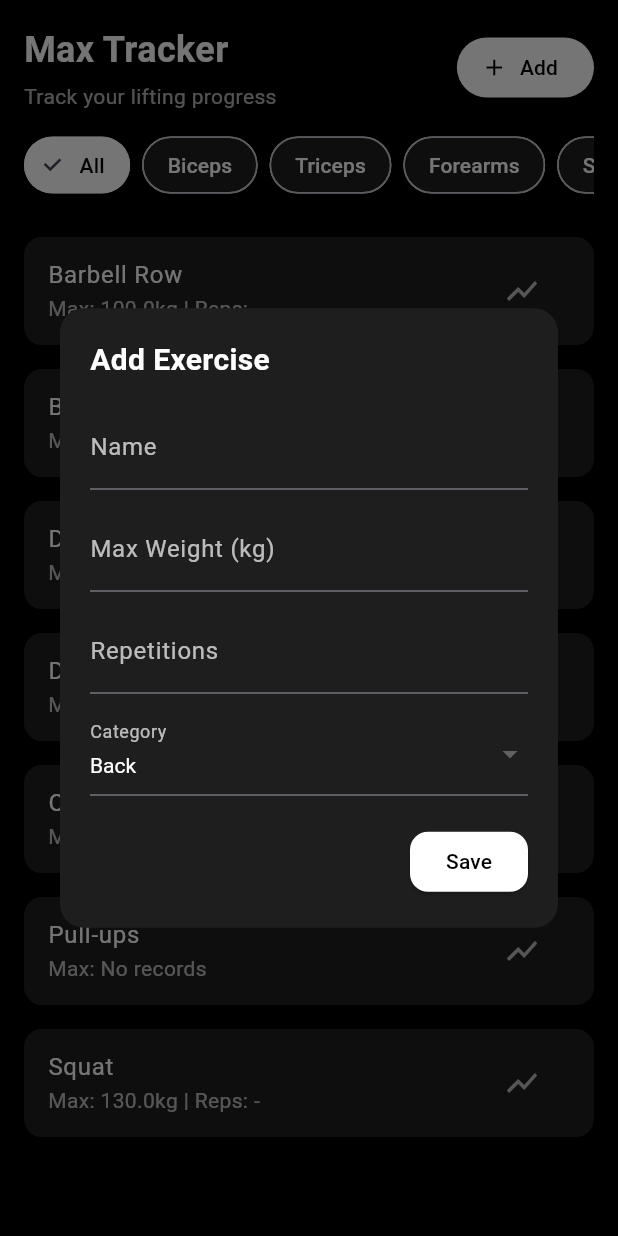
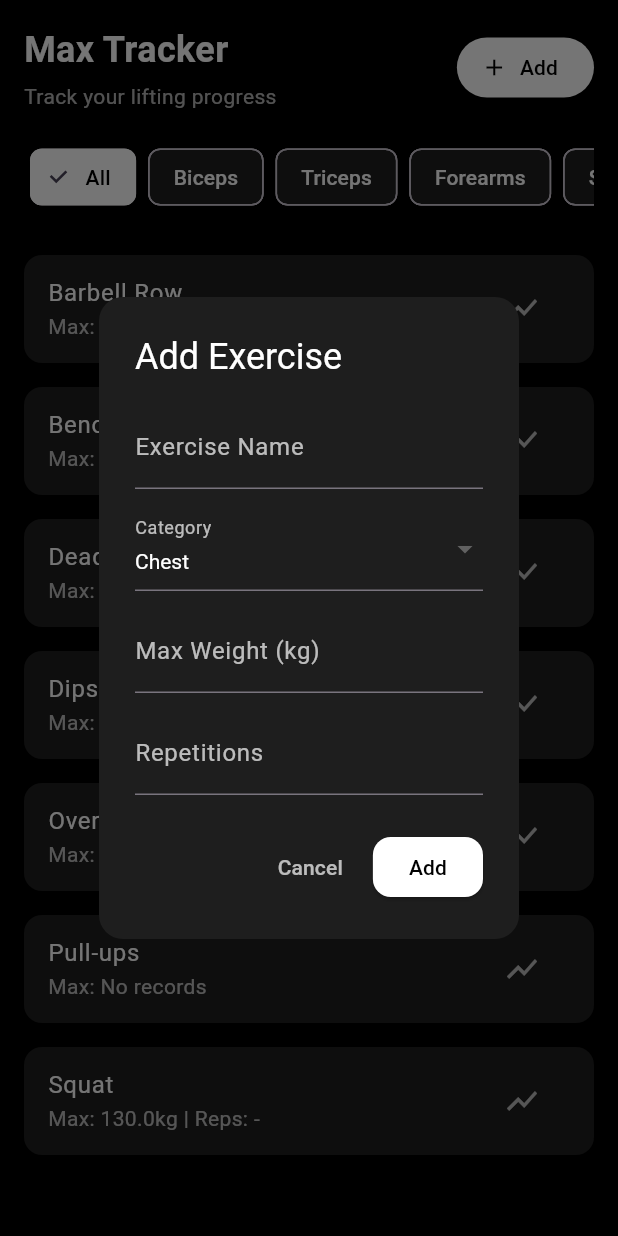
Before and after one commit to nazim1997/gym_max_tracker, a Flutter app: the screen it shows after launch, after a tap on "Add", on a phone screen of 412 x 824 dp. Run offline on Flutter 3.47's test engine with Material 3 defaults, Android fonts, the phone set to English and light mode, and no system bars.

Commit message:
-	Code organization

```diff
--- a/lib/main.dart
+++ b/lib/main.dart
@@ -1,15 +1,7 @@
 import 'package:flutter/material.dart';
-import 'package:hive_flutter/hive_flutter.dart';
-import 'models/exercise.dart';
 import 'screens/home_screen.dart';
 
-Future<void> main() async {
-  WidgetsFlutterBinding.ensureInitialized();
-
-  await Hive.initFlutter();
-  Hive.registerAdapter(ExerciseAdapter());
-  await Hive.openBox<Exercise>('exercises');
-
+void main() {
   runApp(const GymMaxTrackerApp());
 }
 
--- /dev/null
+++ b/lib/models/exercise.dart
@@ -0,0 +1,13 @@
+class Exercise {
+  final String name;
+  final String category;
+  final String? max;
+  final String? reps;
+
+  Exercise({
+    required this.name,
+    required this.category,
+    this.max,
+    this.reps,
+  });
+}
--- a/lib/screens/home_screen.dart
+++ b/lib/screens/home_screen.dart
@@ -1,4 +1,6 @@
 import 'package:flutter/material.dart';
+import '../models/exercise.dart';
+import '../widgets/add_exercise_dialog.dart';
 
 class HomeScreen extends StatefulWidget {
   const HomeScreen({super.key});
@@ -8,17 +10,17 @@ class HomeScreen extends StatefulWidget {
 }
 
 class _HomeScreenState extends State<HomeScreen> {
-  final List<Map<String, String?>> exercises = [
-    {"name": "Barbell Row", "max": "100.0kg", "category": "Back"},
-    {"name": "Bench Press", "max": "87.5kg", "category": "Chest"},
-    {"name": "Deadlift", "max": "145.0kg", "category": "Back"},
-    {"name": "Dips", "max": null, "category": "Triceps"},
-    {"name": "Overhead Press", "max": null, "category": "Shoulders"},
-    {"name": "Pull-ups", "max": null, "category": "Back"},
-    {"name": "Squat", "max": "130.0kg", "category": "Legs"},
+  final List<Exercise> _exercises = [
+    Exercise(name: "Barbell Row", category: "Back", max: "100.0kg"),
+    Exercise(name: "Bench Press", category: "Chest", max: "87.5kg"),
+    Exercise(name: "Deadlift", category: "Back", max: "145.0kg"),
+    Exercise(name: "Dips", category: "Triceps"),
+    Exercise(name: "Overhead Press", category: "Shoulders"),
+    Exercise(name: "Pull-ups", category: "Back"),
+    Exercise(name: "Squat", category: "Legs", max: "130.0kg"),
   ];
 
-  String selectedCategory = "All";
+  String _selectedCategory = "All";
 
   final categories = [
     "All",
@@ -32,120 +34,12 @@ class _HomeScreenState extends State<HomeScreen> {
     "Abdomen",
   ];
 
-  void _openAddExerciseDialog() {
-    String name = "";
-    String category = "Back";
-    String max = "";
-    String reps = "";
-
-    showDialog(
-      context: context,
-      builder: (context) {
-        return Dialog(
-          backgroundColor: const Color(0xFF1E1E1E),
-          shape: RoundedRectangleBorder(borderRadius: BorderRadius.circular(16)),
-          child: Padding(
-            padding: const EdgeInsets.all(20),
-            child: Column(
-              mainAxisSize: MainAxisSize.min,
-              crossAxisAlignment: CrossAxisAlignment.start,
-              children: [
-                const Text(
-                  "Add Exercise",
-                  style: TextStyle(
-                    fontSize: 20,
-                    fontWeight: FontWeight.bold,
-                    color: Colors.white,
-                  ),
-                ),
-                const SizedBox(height: 16),
-                TextField(
-                  decoration: const InputDecoration(
-                    labelText: "Name",
-                    labelStyle: TextStyle(color: Colors.white70),
-                  ),
-                  style: const TextStyle(color: Colors.white),
-                  onChanged: (v) => name = v,
-                ),
-                const SizedBox(height: 12),
-                TextField(
-                  decoration: const InputDecoration(
-                    labelText: "Max Weight (kg)",
-                    labelStyle: TextStyle(color: Colors.white70),
-                  ),
-                  style: const TextStyle(color: Colors.white),
-                  keyboardType: TextInputType.number,
-                  onChanged: (v) => max = v,
-                ),
-                const SizedBox(height: 12),
-                TextField(
-                  decoration: const InputDecoration(
-                    labelText: "Repetitions",
-                    labelStyle: TextStyle(color: Colors.white70),
-                  ),
-                  style: const TextStyle(color: Colors.white),
-                  keyboardType: TextInputType.number,
-                  onChanged: (v) => reps = v,
-                ),
-                const SizedBox(height: 12),
-                DropdownButtonFormField<String>(
-                  value: category,
-                  dropdownColor: const Color(0xFF2A2A2A),
-                  decoration: const InputDecoration(
-                    labelText: "Category",
-                    labelStyle: TextStyle(color: Colors.white70),
-                  ),
-                  style: const TextStyle(color: Colors.white),
-                  items: categories
-                      .where((c) => c != "All")
-                      .map((c) => DropdownMenuItem(
-                            value: c,
-                            child: Text(c),
-                          ))
-                      .toList(),
-                  onChanged: (v) => category = v ?? "Back",
-                ),
-                const SizedBox(height: 20),
-                Align(
-                  alignment: Alignment.centerRight,
-                  child: ElevatedButton(
-                    onPressed: () {
-                      if (name.isNotEmpty) {
-                        setState(() {
-                          exercises.add({
-                            "name": name,
-                            "max": max.isNotEmpty ? "$max kg" : null,
-                            "category": category,
-                            "reps": reps,
-                          });
-                        });
-                        Navigator.pop(context);
-                      }
-                    },
-                    style: ElevatedButton.styleFrom(
-                      backgroundColor: Colors.white,
-                      foregroundColor: Colors.black,
-                      shape: RoundedRectangleBorder(
-                        borderRadius: BorderRadius.circular(12),
-                      ),
-                    ),
-                    child: const Text("Save"),
-                  ),
-                )
-              ],
-            ),
-          ),
-        );
-      },
-    );
-  }
-
   @override
   Widget build(BuildContext context) {
-    final filteredExercises = selectedCategory == "All"
-        ? exercises
-        : exercises
-            .where((e) => e["category"] == selectedCategory)
+    final filtered = _selectedCategory == "All"
+        ? _exercises
+        : _exercises
+            .where((e) => e.category == _selectedCategory)
             .toList();
 
     return Scaffold(
@@ -179,7 +73,16 @@ class _HomeScreenState extends State<HomeScreen> {
                     ],
                   ),
                   ElevatedButton.icon(
-                    onPressed: _openAddExerciseDialog,
+                    onPressed: () {
+                      showDialog(
+                        context: context,
+                        builder: (context) => AddExerciseDialog(
+                          onAdd: (exercise) {
+                            setState(() => _exercises.add(exercise));
+                          },
+                        ),
+                      );
+                    },
                     icon: const Icon(Icons.add),
                     label: const Text("Add"),
                     style: ElevatedButton.styleFrom(
@@ -192,36 +95,30 @@ class _HomeScreenState extends State<HomeScreen> {
                   )
                 ],
               ),
-              const SizedBox(height: 16),
+              const SizedBox(height: 20),
 
               // Filter Chips
-              SizedBox(
-                height: 40,
-                child: ListView.separated(
-                  scrollDirection: Axis.horizontal,
-                  itemCount: categories.length,
-                  separatorBuilder: (_, __) => const SizedBox(width: 8),
-                  itemBuilder: (context, index) {
-                    final cat = categories[index];
-                    final selected = cat == selectedCategory;
-                    return ChoiceChip(
-                      label: Text(cat),
-                      selected: selected,
-                      onSelected: (_) {
-                        setState(() {
-                          selectedCategory = cat;
-                        });
-                      },
-                      selectedColor: Colors.white,
-                      backgroundColor: const Color(0xFF1E1E1E),
-                      labelStyle: TextStyle(
-                        color: selected ? Colors.black : Colors.white,
-                      ),
-                      shape: RoundedRectangleBorder(
-                        borderRadius: BorderRadius.circular(20),
+              SingleChildScrollView(
+                scrollDirection: Axis.horizontal,
+                child: Row(
+                  children: categories.map((cat) {
+                    final selected = _selectedCategory == cat;
+                    return Padding(
+                      padding: const EdgeInsets.symmetric(horizontal: 4),
+                      child: ChoiceChip(
+                        label: Text(cat),
+                        labelStyle: TextStyle(
+                          color: selected ? Colors.black : Colors.white,
+                        ),
+                        selected: selected,
+                        selectedColor: Colors.white,
+                        backgroundColor: const Color(0xFF1E1E1E),
+                        onSelected: (_) {
+                          setState(() => _selectedCategory = cat);
+                        },
                       ),
                     );
-                  },
+                  }).toList(),
                 ),
               ),
               const SizedBox(height: 20),
@@ -229,9 +126,9 @@ class _HomeScreenState extends State<HomeScreen> {
               // Exercise List
               Expanded(
                 child: ListView.builder(
-                  itemCount: filteredExercises.length,
+                  itemCount: filtered.length,
                   itemBuilder: (context, index) {
-                    final e = filteredExercises[index];
+                    final e = filtered[index];
                     return Card(
                       color: const Color(0xFF1E1E1E),
                       margin: const EdgeInsets.symmetric(vertical: 8),
@@ -240,12 +137,12 @@ class _HomeScreenState extends State<HomeScreen> {
                       ),
                       child: ListTile(
                         title: Text(
-                          e["name"]!,
+                          e.name,
                           style: const TextStyle(color: Colors.white),
                         ),
                         subtitle: Text(
-                          e["max"] != null
-                              ? "Max: ${e["max"]} | Reps: ${e["reps"] ?? "-"}"
+                          e.max != null
+                              ? "Max: ${e.max} | Reps: ${e.reps ?? "-"}"
                               : "Max: No records",
                           style: const TextStyle(color: Colors.white70),
                         ),
@@ -253,7 +150,7 @@ class _HomeScreenState extends State<HomeScreen> {
                           icon: const Icon(Icons.show_chart,
                               color: Colors.white70),
                           onPressed: () {
-                            // TODO: Navigate to graph/details
+                            // TODO: graph screen
                           },
                         ),
                       ),
--- /dev/null
+++ b/lib/widgets/add_exercise_dialog.dart
@@ -0,0 +1,130 @@
+import 'package:flutter/material.dart';
+import '../models/exercise.dart';
+
+class AddExerciseDialog extends StatefulWidget {
+  final void Function(Exercise) onAdd;
+
+  const AddExerciseDialog({super.key, required this.onAdd});
+
+  @override
+  State<AddExerciseDialog> createState() => _AddExerciseDialogState();
+}
+
+class _AddExerciseDialogState extends State<AddExerciseDialog> {
+  final _formKey = GlobalKey<FormState>();
+  final _nameController = TextEditingController();
+  final _maxController = TextEditingController();
+  final _repsController = TextEditingController();
+  String _selectedCategory = "Chest";
+
+  final categories = [
+    "Biceps",
+    "Triceps",
+    "Forearms",
+    "Shoulders",
+    "Chest",
+    "Back",
+    "Legs",
+    "Abdomen",
+  ];
+
+  @override
+  Widget build(BuildContext context) {
+    return AlertDialog(
+      backgroundColor: const Color(0xFF1E1E1E),
+      shape: RoundedRectangleBorder(borderRadius: BorderRadius.circular(16)),
+      title: const Text("Add Exercise", style: TextStyle(color: Colors.white)),
+      content: Form(
+        key: _formKey,
+        child: SingleChildScrollView(
+          child: Column(
+            mainAxisSize: MainAxisSize.min,
+            children: [
+              TextFormField(
+                controller: _nameController,
+                decoration: const InputDecoration(
+                  labelText: "Exercise Name",
+                  labelStyle: TextStyle(color: Colors.white70),
+                ),
+                style: const TextStyle(color: Colors.white),
+                validator: (val) =>
+                    val == null || val.isEmpty ? "Enter exercise name" : null,
+              ),
+              const SizedBox(height: 12),
+              DropdownButtonFormField<String>(
+                value: _selectedCategory,
+                dropdownColor: Colors.black,
+                style: const TextStyle(color: Colors.white),
+                decoration: const InputDecoration(
+                  labelText: "Category",
+                  labelStyle: TextStyle(color: Colors.white70),
+                ),
+                items: categories
+                    .map((c) => DropdownMenuItem(
+                          value: c,
+                          child: Text(c),
+                        ))
+                    .toList(),
+                onChanged: (val) {
+                  if (val != null) {
+                    setState(() => _selectedCategory = val);
+                  }
+                },
+              ),
+              const SizedBox(height: 12),
+              TextFormField(
+                controller: _maxController,
+                keyboardType: TextInputType.number,
+                decoration: const InputDecoration(
+                  labelText: "Max Weight (kg)",
+                  labelStyle: TextStyle(color: Colors.white70),
+                ),
+                style: const TextStyle(color: Colors.white),
+              ),
+              const SizedBox(height: 12),
+              TextFormField(
+                controller: _repsController,
+                keyboardType: TextInputType.number,
+                decoration: const InputDecoration(
+                  labelText: "Repetitions",
+                  labelStyle: TextStyle(color: Colors.white70),
+                ),
+                style: const TextStyle(color: Colors.white),
+              ),
+            ],
+          ),
+        ),
+      ),
+      actions: [
+        TextButton(
+          onPressed: () => Navigator.pop(context),
+          child: const Text("Cancel", style: TextStyle(color: Colors.white70)),
+        ),
+        ElevatedButton(
+          style: ElevatedButton.styleFrom(
+            backgroundColor: Colors.white,
+            foregroundColor: Colors.black,
+            shape:
+                RoundedRectangleBorder(borderRadius: BorderRadius.circular(12)),
+          ),
+          onPressed: () {
+            if (_formKey.currentState!.validate()) {
+              widget.onAdd(Exercise(
+                name: _nameController.text,
+                category: _selectedCategory,
+                max: _maxController.text.isEmpty
+                    ? null
+                    : "${_maxController.text}kg",
+                reps: _repsController.text.isEmpty
+                    ? null
+                    : _repsController.text,
+              ));
+              Navigator.pop(context);
+            }
+          },
+          child: const Text("Add"),
+        ),
+      ],
+    );
+  }
+}
```
